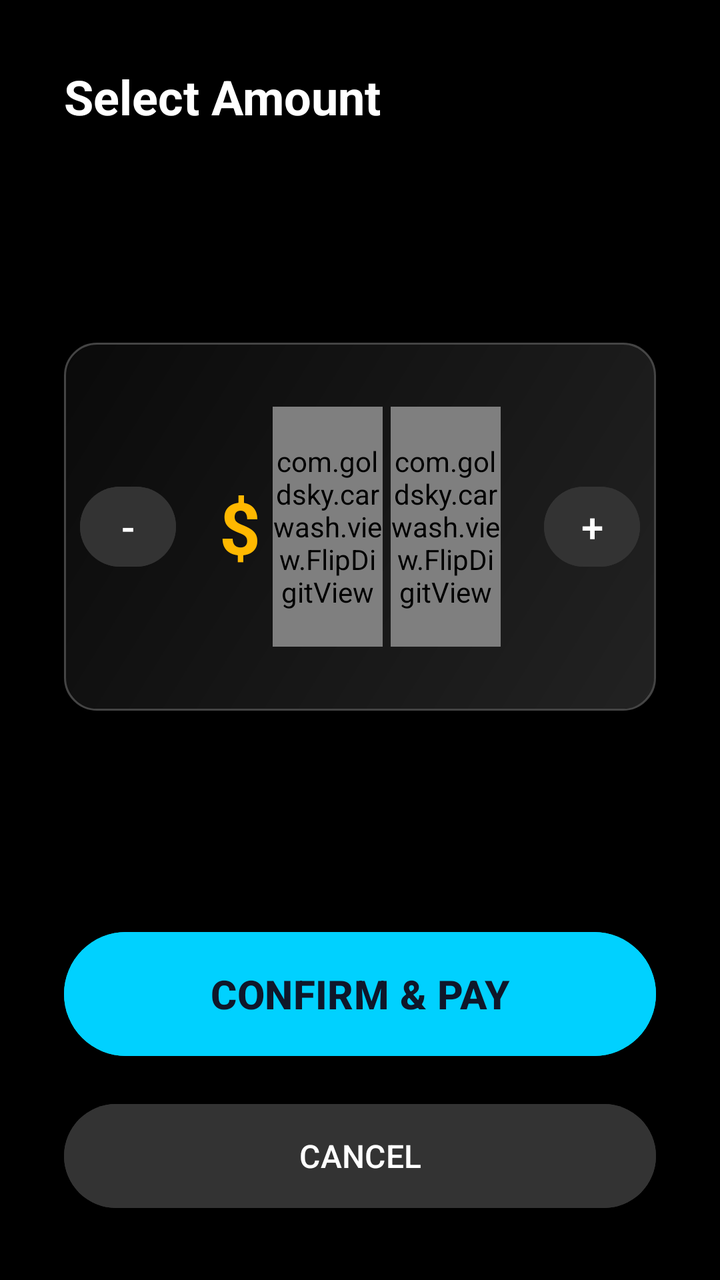
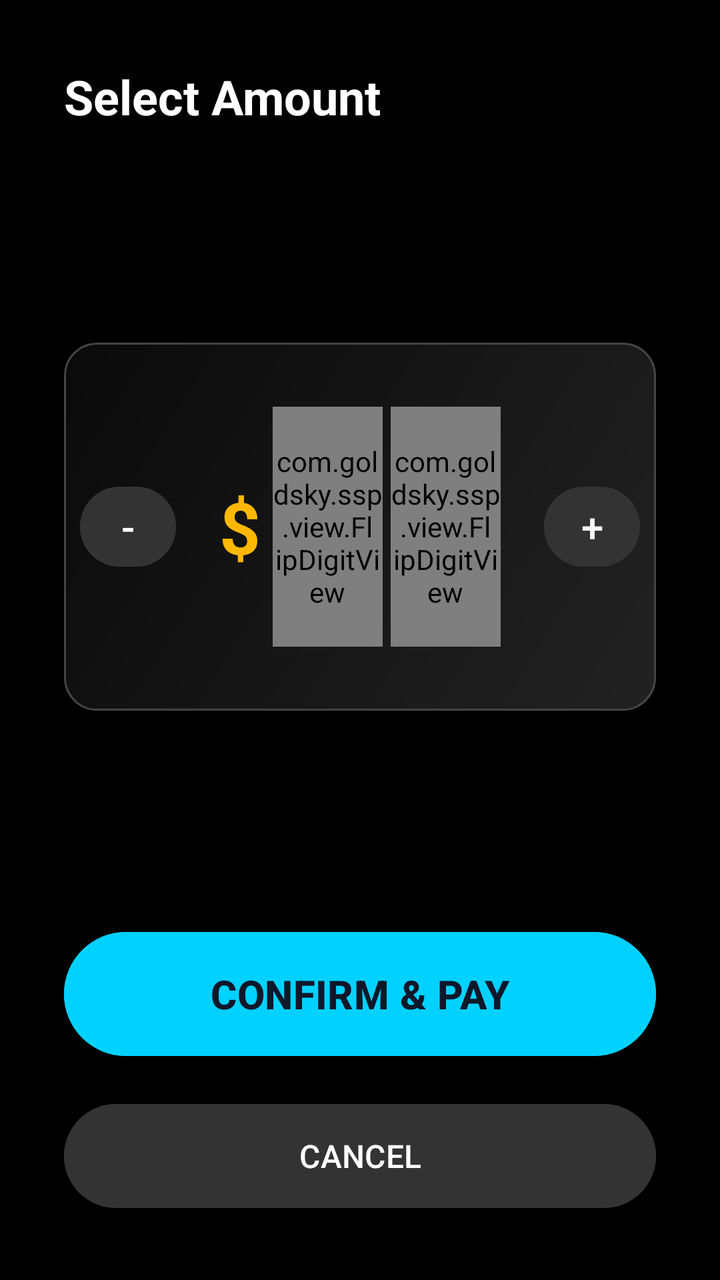

Two renders of the same Android screen: before a commit and after it. Below are the layout's source before the change and the commit's diff.
<!-- AndroidManifest.xml: application theme Theme.SSP -->
<!-- res/layout/dialog_custom_amount.xml -->
<?xml version="1.0" encoding="utf-8"?>
<androidx.constraintlayout.widget.ConstraintLayout xmlns:android="http://schemas.android.com/apk/res/android"
    xmlns:app="http://schemas.android.com/apk/res-auto"
    xmlns:tools="http://schemas.android.com/tools"
    android:layout_width="match_parent"
    android:layout_height="match_parent"
    android:background="@color/bg_dark"
    android:padding="32dp">

    <TextView
        android:id="@+id/tv_custom_title"
        android:layout_width="wrap_content"
        android:layout_height="wrap_content"
        android:text="Select Amount"
        android:textColor="@color/text_light"
        android:textSize="24sp"
        android:textStyle="bold"
        app:layout_constraintStart_toStartOf="parent"
        app:layout_constraintTop_toTopOf="parent" />

    <androidx.constraintlayout.widget.ConstraintLayout
        android:layout_width="match_parent"
        android:layout_height="wrap_content"
        android:background="@drawable/bg_glass_card"
        android:paddingStart="8dp"
        android:paddingEnd="8dp"
        android:paddingTop="32dp"
        android:paddingBottom="32dp"
        android:elevation="8dp"
        app:layout_constraintBottom_toTopOf="@id/btn_confirm_custom"
        app:layout_constraintTop_toBottomOf="@id/tv_custom_title"
        android:layout_marginTop="32dp"
        android:layout_marginBottom="32dp">

        
        <LinearLayout
            android:id="@+id/layout_flip_counter"
            android:layout_width="wrap_content"
            android:layout_height="120dp"
            android:orientation="horizontal"
            android:gravity="center"
            android:elevation="12dp"
            app:layout_constraintBottom_toBottomOf="parent"
            app:layout_constraintEnd_toStartOf="@id/btn_plus"
            app:layout_constraintStart_toEndOf="@id/btn_minus"
            app:layout_constraintTop_toTopOf="parent">

            <TextView
                android:layout_width="wrap_content"
                android:layout_height="wrap_content"
                android:text="$"
                android:textColor="@color/gold_accent"
                android:textSize="36sp"
                android:textStyle="bold"
                android:layout_marginEnd="6dp"/>

            <com.goldsky.carwash.view.FlipDigitView
                android:id="@+id/flip_tens"
                android:layout_width="55dp"
                android:layout_height="match_parent"
                android:layout_marginEnd="4dp" />

            <com.goldsky.carwash.view.FlipDigitView
                android:id="@+id/flip_ones"
                android:layout_width="55dp"
                android:layout_height="match_parent" />
        </LinearLayout>

        <Button
            android:id="@+id/btn_minus"
            android:layout_width="48dp"
            android:layout_height="48dp"
            android:backgroundTint="@color/btn_neutral_bg"
            android:text="-"
            android:textColor="@color/text_light"
            android:textSize="20sp"
            android:padding="0dp"
            app:layout_constraintBottom_toBottomOf="parent"
            app:layout_constraintStart_toStartOf="parent"
            app:layout_constraintTop_toTopOf="parent" />

        <Button
            android:id="@+id/btn_plus"
            android:layout_width="48dp"
            android:layout_height="48dp"
            android:backgroundTint="@color/btn_neutral_bg"
            android:text="+"
            android:textColor="@color/text_light"
            android:textSize="20sp"
            android:padding="0dp"
            app:layout_constraintBottom_toBottomOf="parent"
            app:layout_constraintEnd_toEndOf="parent"
            app:layout_constraintTop_toTopOf="parent" />

    </androidx.constraintlayout.widget.ConstraintLayout>

    <Button
        android:id="@+id/btn_confirm_custom"
        android:layout_width="match_parent"
        android:layout_height="70dp"
        android:layout_marginBottom="16dp"
        android:backgroundTint="@color/royal_blue"
        android:text="CONFIRM &amp; PAY"
        android:textColor="@color/text_dark"
        android:textSize="20sp"
        android:textStyle="bold"
        app:layout_constraintBottom_toTopOf="@id/btn_cancel_custom"
        app:layout_constraintEnd_toEndOf="parent"
        app:layout_constraintStart_toStartOf="parent" />

    <Button
        android:id="@+id/btn_cancel_custom"
        android:layout_width="match_parent"
        android:layout_height="60dp"
        android:backgroundTint="@color/btn_neutral_bg"
        android:text="CANCEL"
        android:textColor="@color/text_light"
        android:textSize="16sp"
        app:layout_constraintBottom_toBottomOf="parent"
        app:layout_constraintEnd_toEndOf="parent"
        app:layout_constraintStart_toStartOf="parent" />

</androidx.constraintlayout.widget.ConstraintLayout>
<!-- resources referenced by this layout -->
<resources>
  <color name="bg_dark">#000000</color>
  <color name="btn_neutral_bg">#333333</color>
  <color name="gold_accent">#FFB800</color>
  <color name="royal_blue">#00D1FF</color>
  <color name="text_dark">#0F172A</color>
  <color name="text_light">#FFFFFF</color>
  <!-- drawable bg_glass_card (drawable) -->
  <?xml version="1.0" encoding="utf-8"?>
  <ripple xmlns:android="http://schemas.android.com/apk/res/android"
      android:color="@color/ripple_color">
      <item>
          <layer-list>
              
              <item>
                  <shape android:shape="rectangle">
                      <corners android:radius="16dp" />
                      <stroke
                          android:width="1dp"
                          android:color="@color/glass_border" />
                  </shape>
              </item>
              
              <item android:bottom="1dp" android:left="1dp" android:right="1dp" android:top="1dp">
                  <shape android:shape="rectangle">
                      <corners android:radius="15dp" />
                      <gradient
                          android:angle="135"
                          android:endColor="@color/glass_white_low"
                          android:startColor="@color/glass_white_high"
                          android:type="linear" />
                  </shape>
              </item>
          </layer-list>
      </item>
  </ripple>
  <style name="Theme.SSP" parent="Theme.Material3.Dark.NoActionBar">
          
          <item name="colorPrimary">@color/gold_accent</item>
          <item name="colorOnPrimary">@color/text_dark</item>
          <item name="colorSecondary">@color/royal_blue</item>
          <item name="colorOnSecondary">@color/text_dark</item>
          <item name="colorError">@color/coral_red</item>
          <item name="colorOnError">@color/text_light</item>
          <item name="colorSurface">@color/bg_card</item>
          <item name="colorOnSurface">@color/text_light</item>
          <item name="colorSurfaceVariant">@color/bg_card_selected</item>
          <item name="colorOnSurfaceVariant">@color/text_muted</item>
          <item name="colorOutline">@color/border_light</item>
          <item name="android:windowBackground">@color/bg_dark</item>
          <item name="android:windowNoTitle">true</item>
          <item name="android:windowActionBar">false</item>
      </style>
  <color name="ripple_color">#475569</color>
  <color name="glass_border">#44FFFFFF</color>
  <color name="glass_white_low">#0AFFFFFF</color>
  <color name="glass_white_high">#22FFFFFF</color>
  <color name="coral_red">#FF5252</color>
  <color name="bg_card">#121212</color>
  <color name="bg_card_selected">#1A1A1A</color>
  <color name="text_muted">#94A3B8</color>
  <color name="border_light">#334155</color>
</resources>

<!-- the commit's change to res/layout/dialog_custom_amount.xml (unified diff, before → after) -->
@@ -54,13 +54,13 @@
                 android:textStyle="bold"
                 android:layout_marginEnd="6dp"/>
 
-            <com.goldsky.carwash.view.FlipDigitView
+            <com.goldsky.ssp.view.FlipDigitView
                 android:id="@+id/flip_tens"
                 android:layout_width="55dp"
                 android:layout_height="match_parent"
                 android:layout_marginEnd="4dp" />
 
-            <com.goldsky.carwash.view.FlipDigitView
+            <com.goldsky.ssp.view.FlipDigitView
                 android:id="@+id/flip_ones"
                 android:layout_width="55dp"
                 android:layout_height="match_parent" />
